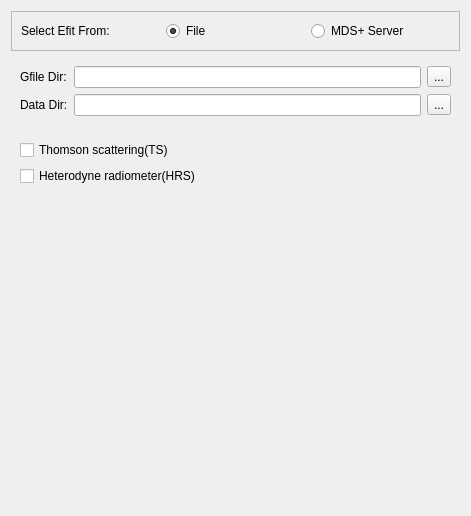
First picture: the form in selectefitwidgette.ui, repository zhengprince/east-fit, before the edit.
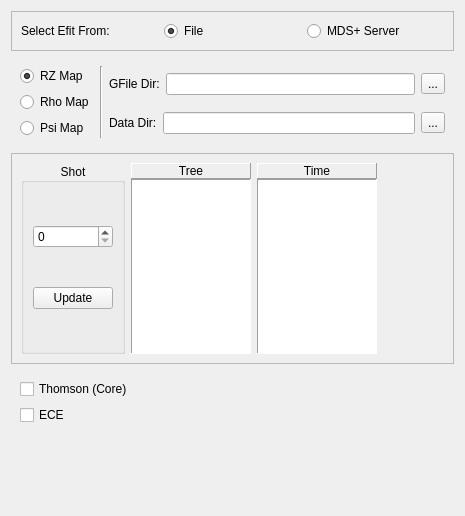
Second picture: the form after the edit.

```diff
--- a/selectefitwidgette.ui
+++ b/selectefitwidgette.ui
@@ -6,12 +6,12 @@
    <rect>
     <x>0</x>
     <y>0</y>
-    <width>471</width>
+    <width>465</width>
     <height>516</height>
    </rect>
   </property>
-  <layout class="QGridLayout" name="gridLayout">
-   <item row="0" column="0">
+  <layout class="QVBoxLayout" name="verticalLayout">
+   <item>
     <widget class="QFrame" name="frame">
      <property name="frameShape">
       <enum>QFrame::StyledPanel</enum>
@@ -47,75 +47,259 @@
      </layout>
     </widget>
    </item>
-   <item row="1" column="0">
+   <item>
     <widget class="QFrame" name="frame_2">
-     <layout class="QGridLayout" name="gridLayout_3">
-      <item row="0" column="0">
-       <widget class="QLabel" name="label_2">
-        <property name="text">
-         <string>Gfile Dir:</string>
-        </property>
-       </widget>
+     <layout class="QGridLayout" name="gridLayout_2">
+      <item row="0" column="0" rowspan="2">
+       <layout class="QVBoxLayout" name="verticalLayout_2">
+        <item>
+         <widget class="QRadioButton" name="rbRZMap">
+          <property name="text">
+           <string>RZ Map</string>
+          </property>
+          <property name="checked">
+           <bool>true</bool>
+          </property>
+         </widget>
+        </item>
+        <item>
+         <widget class="QRadioButton" name="rbRhoMap">
+          <property name="text">
+           <string>Rho Map</string>
+          </property>
+         </widget>
+        </item>
+        <item>
+         <widget class="QRadioButton" name="rbPsiMap">
+          <property name="text">
+           <string>Psi Map</string>
+          </property>
+         </widget>
+        </item>
+       </layout>
       </item>
-      <item row="0" column="1">
-       <widget class="QLineEdit" name="leGFileDir">
-        <property name="dragEnabled">
-         <bool>true</bool>
+      <item row="0" column="1" rowspan="2">
+       <widget class="Line" name="line">
+        <property name="orientation">
+         <enum>Qt::Vertical</enum>
         </property>
        </widget>
       </item>
       <item row="0" column="2">
-       <widget class="QToolButton" name="tbGFileDir">
-        <property name="text">
-         <string>...</string>
-        </property>
-       </widget>
-      </item>
-      <item row="1" column="1">
-       <widget class="QLineEdit" name="leDataDir">
-        <property name="dragEnabled">
-         <bool>true</bool>
-        </property>
-       </widget>
-      </item>
-      <item row="1" column="0">
-       <widget class="QLabel" name="label_3">
-        <property name="text">
-         <string>Data Dir:</string>
-        </property>
-       </widget>
+       <layout class="QHBoxLayout" name="horizontalLayout_2">
+        <item>
+         <widget class="QLabel" name="lGFileDir">
+          <property name="text">
+           <string>GFile Dir:</string>
+          </property>
+         </widget>
+        </item>
+        <item>
+         <widget class="QLineEdit" name="leGFileDir">
+          <property name="dragEnabled">
+           <bool>true</bool>
+          </property>
+         </widget>
+        </item>
+        <item>
+         <widget class="QToolButton" name="tbGFileDir">
+          <property name="text">
+           <string>...</string>
+          </property>
+         </widget>
+        </item>
+       </layout>
       </item>
       <item row="1" column="2">
-       <widget class="QToolButton" name="tbData">
-        <property name="text">
-         <string>...</string>
+       <layout class="QHBoxLayout" name="horizontalLayout_3">
+        <item>
+         <widget class="QLabel" name="lDataDir">
+          <property name="text">
+           <string>Data Dir:</string>
+          </property>
+         </widget>
+        </item>
+        <item>
+         <widget class="QLineEdit" name="leDataDir">
+          <property name="dragEnabled">
+           <bool>true</bool>
+          </property>
+         </widget>
+        </item>
+        <item>
+         <widget class="QToolButton" name="tbData">
+          <property name="text">
+           <string>...</string>
+          </property>
+         </widget>
+        </item>
+       </layout>
+      </item>
+     </layout>
+    </widget>
+   </item>
+   <item>
+    <widget class="QFrame" name="frame_4">
+     <property name="frameShape">
+      <enum>QFrame::StyledPanel</enum>
+     </property>
+     <property name="frameShadow">
+      <enum>QFrame::Raised</enum>
+     </property>
+     <layout class="QHBoxLayout" name="horizontalLayout">
+      <item>
+       <widget class="QGroupBox" name="groupBox">
+        <property name="title">
+         <string>Shot</string>
         </property>
+        <property name="alignment">
+         <set>Qt::AlignCenter</set>
+        </property>
+        <layout class="QGridLayout" name="gridLayout">
+         <item row="0" column="0">
+          <widget class="QSpinBox" name="spbShot">
+           <property name="sizePolicy">
+            <sizepolicy hsizetype="Expanding" vsizetype="Fixed">
+             <horstretch>0</horstretch>
+             <verstretch>0</verstretch>
+            </sizepolicy>
+           </property>
+           <property name="maximum">
+            <number>100000</number>
+           </property>
+          </widget>
+         </item>
+         <item row="1" column="0">
+          <widget class="QPushButton" name="bUpdate">
+           <property name="text">
+            <string>Update</string>
+           </property>
+          </widget>
+         </item>
+        </layout>
        </widget>
       </item>
+      <item>
+       <layout class="QVBoxLayout" name="treeLayout">
+        <property name="spacing">
+         <number>0</number>
+        </property>
+        <item>
+         <widget class="QLabel" name="lTree">
+          <property name="frameShape">
+           <enum>QFrame::Panel</enum>
+          </property>
+          <property name="frameShadow">
+           <enum>QFrame::Raised</enum>
+          </property>
+          <property name="text">
+           <string>Tree</string>
+          </property>
+          <property name="alignment">
+           <set>Qt::AlignCenter</set>
+          </property>
+         </widget>
+        </item>
+        <item>
+         <widget class="QListWidget" name="listTree">
+          <property name="sizePolicy">
+           <sizepolicy hsizetype="Preferred" vsizetype="Expanding">
+            <horstretch>0</horstretch>
+            <verstretch>0</verstretch>
+           </sizepolicy>
+          </property>
+          <property name="maximumSize">
+           <size>
+            <width>120</width>
+            <height>16777215</height>
+           </size>
+          </property>
+          <property name="frameShape">
+           <enum>QFrame::Panel</enum>
+          </property>
+         </widget>
+        </item>
+       </layout>
+      </item>
+      <item>
+       <layout class="QVBoxLayout" name="timeLayout">
+        <property name="spacing">
+         <number>0</number>
+        </property>
+        <item>
+         <widget class="QLabel" name="lTime">
+          <property name="frameShape">
+           <enum>QFrame::Panel</enum>
+          </property>
+          <property name="frameShadow">
+           <enum>QFrame::Raised</enum>
+          </property>
+          <property name="text">
+           <string>Time</string>
+          </property>
+          <property name="alignment">
+           <set>Qt::AlignCenter</set>
+          </property>
+         </widget>
+        </item>
+        <item>
+         <widget class="QListWidget" name="listTime">
+          <property name="sizePolicy">
+           <sizepolicy hsizetype="Preferred" vsizetype="Expanding">
+            <horstretch>0</horstretch>
+            <verstretch>0</verstretch>
+           </sizepolicy>
+          </property>
+          <property name="maximumSize">
+           <size>
+            <width>120</width>
+            <height>16777215</height>
+           </size>
+          </property>
+          <property name="frameShape">
+           <enum>QFrame::Panel</enum>
+          </property>
+         </widget>
+        </item>
+       </layout>
+      </item>
+      <item>
+       <spacer name="horizontalSpacer">
+        <property name="orientation">
+         <enum>Qt::Horizontal</enum>
+        </property>
+        <property name="sizeHint" stdset="0">
+         <size>
+          <width>34</width>
+          <height>20</height>
+         </size>
+        </property>
+       </spacer>
+      </item>
      </layout>
     </widget>
    </item>
-   <item row="2" column="0">
+   <item>
     <widget class="QFrame" name="frame_3">
      <layout class="QGridLayout" name="gridLayout_5">
+      <item row="1" column="0">
+       <widget class="QCheckBox" name="diagnostics1">
+        <property name="text">
+         <string>Thomson (Core)</string>
+        </property>
+       </widget>
+      </item>
       <item row="2" column="0">
        <widget class="QCheckBox" name="diagnostics2">
         <property name="text">
-         <string>Heterodyne radiometer(HRS)</string>
-        </property>
-       </widget>
-      </item>
-      <item row="1" column="0">
-       <widget class="QCheckBox" name="diagnostics1">
-        <property name="text">
-         <string>Thomson scattering(TS)</string>
+         <string>ECE</string>
         </property>
        </widget>
       </item>
      </layout>
     </widget>
    </item>
-   <item row="3" column="0">
+   <item>
     <spacer name="verticalSpacer">
      <property name="orientation">
       <enum>Qt::Vertical</enum>
@@ -123,7 +307,7 @@
      <property name="sizeHint" stdset="0">
       <size>
        <width>20</width>
-       <height>321</height>
+       <height>87</height>
       </size>
      </property>
     </spacer>
```
Left out of the diff: 50 changed lines with no effect on the pictures.
